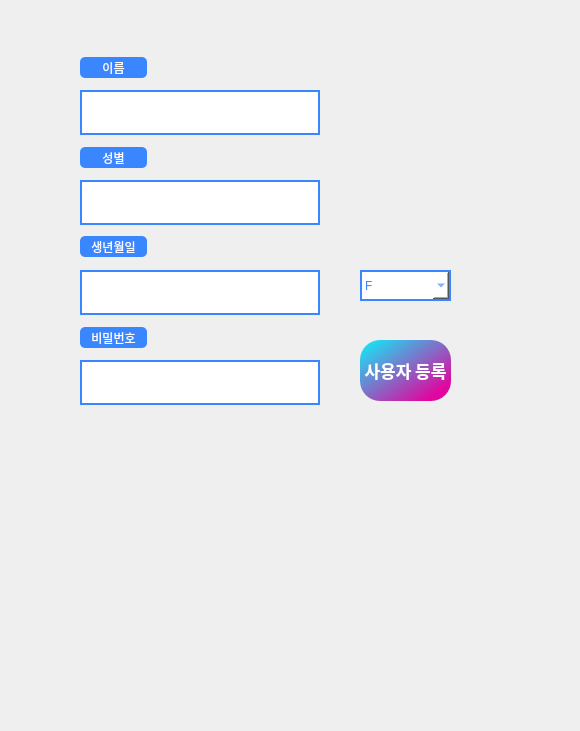
Qt form GUI/ui/userSetting.ui (addinedu-ros-4th/deeplearning-repo-6) before a commit.
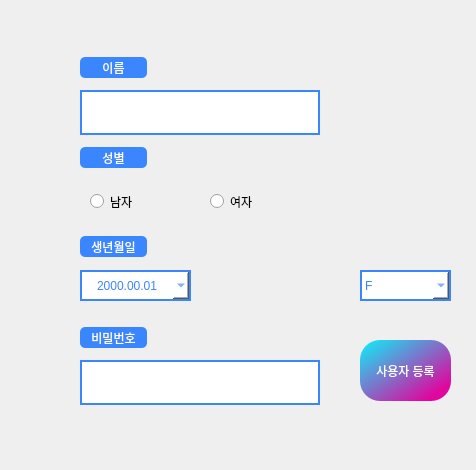
The same form after that commit.

Commit message: Design gender, birth widget

Diff of the .ui file:
```diff
--- a/GUI/ui/userSetting.ui
+++ b/GUI/ui/userSetting.ui
@@ -6,13 +6,16 @@
    <rect>
     <x>0</x>
     <y>0</y>
-    <width>580</width>
-    <height>731</height>
+    <width>476</width>
+    <height>470</height>
    </rect>
   </property>
   <property name="windowTitle">
    <string>Form</string>
   </property>
+  <property name="styleSheet">
+   <string notr="true"/>
+  </property>
   <widget class="QLabel" name="Label_name">
    <property name="geometry">
     <rect>
@@ -51,22 +54,6 @@
 	border: 2px solid rgb(58, 134, 255);</string>
    </property>
   </widget>
-  <widget class="QTextEdit" name="Txt_gender">
-   <property name="geometry">
-    <rect>
-     <x>80</x>
-     <y>180</y>
-     <width>240</width>
-     <height>45</height>
-    </rect>
-   </property>
-   <property name="styleSheet">
-    <string notr="true">
-	color: rgb(58, 134, 255);
-	background-color: white;
-	border: 2px solid rgb(58, 134, 255);</string>
-   </property>
-  </widget>
   <widget class="QLabel" name="Label_gender">
    <property name="geometry">
     <rect>
@@ -89,22 +76,6 @@
     <set>Qt::AlignCenter</set>
    </property>
   </widget>
-  <widget class="QTextEdit" name="Txt_birth">
-   <property name="geometry">
-    <rect>
-     <x>80</x>
-     <y>270</y>
-     <width>240</width>
-     <height>45</height>
-    </rect>
-   </property>
-   <property name="styleSheet">
-    <string notr="true">
-	color: rgb(58, 134, 255);
-	background-color: white;
-	border: 2px solid rgb(58, 134, 255);</string>
-   </property>
-  </widget>
   <widget class="QLabel" name="Label_birth">
    <property name="geometry">
     <rect>
@@ -174,14 +145,6 @@
      <height>61</height>
     </rect>
    </property>
-   <property name="font">
-    <font>
-     <family>aakar</family>
-     <pointsize>13</pointsize>
-     <weight>75</weight>
-     <bold>true</bold>
-    </font>
-   </property>
    <property name="styleSheet">
     <string notr="true">color: white;
 	background-color: qlineargradient(spread:pad, x1:0, y1:0, x2:0.857143, y2:0.857955, stop:0 rgba(10, 242, 251, 255), stop:1 rgba(224, 6, 159, 255));
@@ -228,6 +191,87 @@
     </property>
    </item>
   </widget>
+  <widget class="QRadioButton" name="radioButton">
+   <property name="geometry">
+    <rect>
+     <x>90</x>
+     <y>190</y>
+     <width>71</width>
+     <height>23</height>
+    </rect>
+   </property>
+   <property name="layoutDirection">
+    <enum>Qt::LeftToRight</enum>
+   </property>
+   <property name="styleSheet">
+    <string notr="true">color: rgb(58, 134, 255);
+QRadioButton::indicator:checked {
+    background-color: qlineargradient(spread:pad, x1:0, y1:0, x2:0.857143, y2:0.857955, stop:0 rgba(10, 242, 251, 255), stop:1 rgba(224, 6, 159, 255));
+}
+</string>
+   </property>
+   <property name="text">
+    <string>남자</string>
+   </property>
+  </widget>
+  <widget class="QRadioButton" name="radioButton_2">
+   <property name="geometry">
+    <rect>
+     <x>210</x>
+     <y>190</y>
+     <width>112</width>
+     <height>23</height>
+    </rect>
+   </property>
+   <property name="styleSheet">
+    <string notr="true">color: rgb(58, 134, 255);
+QRadioButton::indicator:checked {
+    background-color: qlineargradient(spread:pad, x1:0, y1:0, x2:0.857143, y2:0.857955, stop:0 rgba(10, 242, 251, 255), stop:1 rgba(224, 6, 159, 255));
+}
+</string>
+   </property>
+   <property name="text">
+    <string>여자</string>
+   </property>
+  </widget>
+  <widget class="QDateEdit" name="dateEdit">
+   <property name="geometry">
+    <rect>
+     <x>80</x>
+     <y>270</y>
+     <width>111</width>
+     <height>31</height>
+    </rect>
+   </property>
+   <property name="styleSheet">
+    <string notr="true">
+	color: rgb(58, 134, 255);
+	background-color: white;
+	border: 2px solid rgb(58, 134, 255);</string>
+   </property>
+   <property name="alignment">
+    <set>Qt::AlignCenter</set>
+   </property>
+   <property name="displayFormat">
+    <string>yyyy.mm.dd</string>
+   </property>
+   <property name="calendarPopup">
+    <bool>true</bool>
+   </property>
+   <property name="currentSectionIndex">
+    <number>0</number>
+   </property>
+   <property name="timeSpec">
+    <enum>Qt::LocalTime</enum>
+   </property>
+   <property name="date">
+    <date>
+     <year>2000</year>
+     <month>2</month>
+     <day>1</day>
+    </date>
+   </property>
+  </widget>
  </widget>
  <resources/>
  <connections/>
```
Left out of the diff: 3 changed lines with no effect on the pictures.
